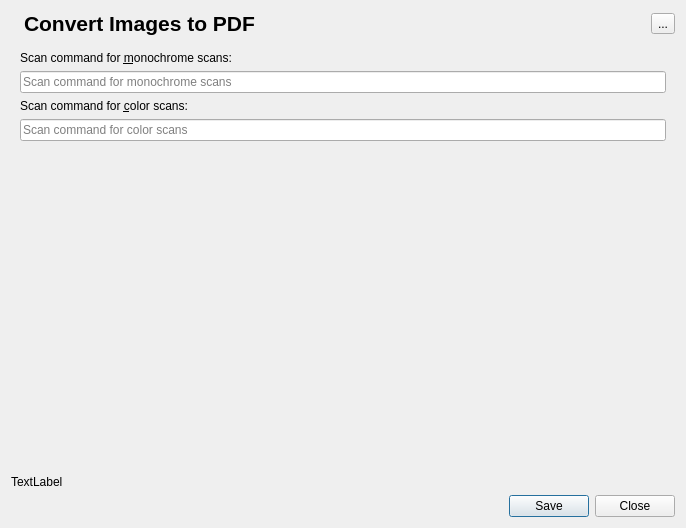
Above: src/dialog.ui from dragotin/pdfquirk before the change. Below: the same form after it.
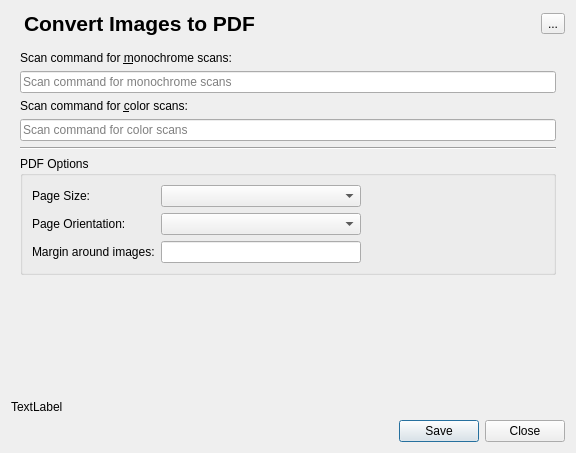
That is the form after the change. Icons and pictures are not drawn.

Commit message: Add PDF creation opts (margin, paper size, orientation)

```diff
--- a/src/dialog.ui
+++ b/src/dialog.ui
@@ -6,8 +6,8 @@
    <rect>
     <x>0</x>
     <y>0</y>
-    <width>686</width>
-    <height>528</height>
+    <width>576</width>
+    <height>453</height>
    </rect>
   </property>
   <property name="windowTitle">
@@ -127,7 +127,7 @@
       </layout>
      </widget>
      <widget class="QWidget" name="configPage">
-      <layout class="QGridLayout" name="gridLayout_4">
+      <layout class="QGridLayout" name="gridLayout_7">
        <item row="0" column="0">
         <widget class="QLabel" name="label_3">
          <property name="text">
@@ -166,6 +166,86 @@
         </widget>
        </item>
        <item row="4" column="0">
+        <widget class="Line" name="line">
+         <property name="orientation">
+          <enum>Qt::Horizontal</enum>
+         </property>
+        </widget>
+       </item>
+       <item row="5" column="0">
+        <widget class="QGroupBox" name="groupBox">
+         <property name="title">
+          <string>PDF Options</string>
+         </property>
+         <layout class="QGridLayout" name="gridLayout_4">
+          <item row="0" column="0">
+           <layout class="QFormLayout" name="formLayout">
+            <item row="0" column="0">
+             <widget class="QLabel" name="label_7">
+              <property name="text">
+               <string>Page Size:</string>
+              </property>
+             </widget>
+            </item>
+            <item row="0" column="1">
+             <widget class="QComboBox" name="_pageSizeCombo">
+              <property name="minimumSize">
+               <size>
+                <width>200</width>
+                <height>0</height>
+               </size>
+              </property>
+              <property name="currentText">
+               <string/>
+              </property>
+             </widget>
+            </item>
+            <item row="1" column="0">
+             <widget class="QLabel" name="label_8">
+              <property name="text">
+               <string>Page Orientation:</string>
+              </property>
+             </widget>
+            </item>
+            <item row="1" column="1">
+             <widget class="QComboBox" name="_pageOrientationCombo">
+              <property name="minimumSize">
+               <size>
+                <width>200</width>
+                <height>0</height>
+               </size>
+              </property>
+             </widget>
+            </item>
+            <item row="2" column="0">
+             <widget class="QLabel" name="label_6">
+              <property name="text">
+               <string>Margin around images:</string>
+              </property>
+             </widget>
+            </item>
+            <item row="2" column="1">
+             <widget class="QLineEdit" name="_borderWidthLE"/>
+            </item>
+           </layout>
+          </item>
+          <item row="0" column="1">
+           <spacer name="horizontalSpacer_3">
+            <property name="orientation">
+             <enum>Qt::Horizontal</enum>
+            </property>
+            <property name="sizeHint" stdset="0">
+             <size>
+              <width>176</width>
+              <height>20</height>
+             </size>
+            </property>
+           </spacer>
+          </item>
+         </layout>
+        </widget>
+       </item>
+       <item row="6" column="0">
         <spacer name="verticalSpacer">
          <property name="orientation">
           <enum>Qt::Vertical</enum>
```
Left out of the diff: 1 changed line with no effect on the pictures. The commit also changes 7 other files.
